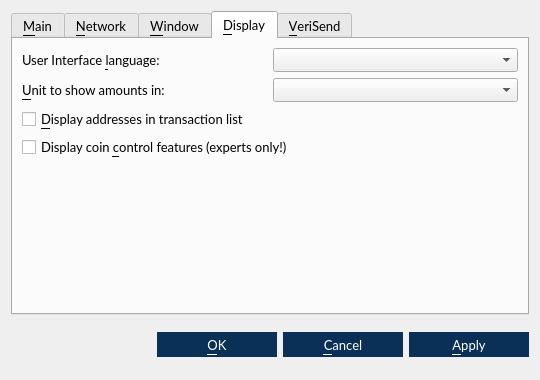
Qt form src/qt/forms/optionsdialog.ui (VeriConomy/vericoin) before a commit.
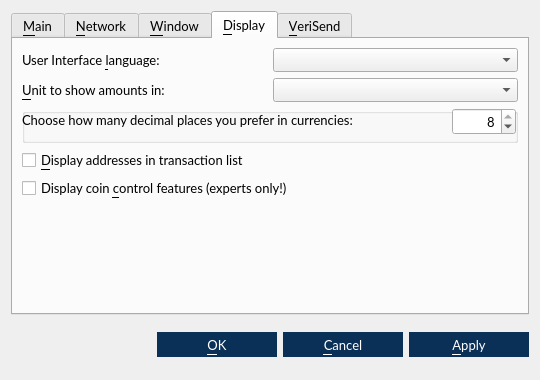
The same form after that commit. Custom widgets are drawn as their Qt base class.

Commit message: Deciml Place option

Patch:
```diff
--- a/src/qt/forms/optionsdialog.ui
+++ b/src/qt/forms/optionsdialog.ui
@@ -394,6 +394,81 @@
          </item>
         </layout>
        </item>
+       <item>
+        <widget class="QGroupBox" name="decimalGroupBox">
+         <property name="title">
+          <string/>
+         </property>
+         <widget class="QSpinBox" name="decimalPoints">
+          <property name="geometry">
+           <rect>
+            <x>430</x>
+            <y>0</y>
+            <width>64</width>
+            <height>27</height>
+           </rect>
+          </property>
+          <property name="sizePolicy">
+           <sizepolicy hsizetype="Preferred" vsizetype="Fixed">
+            <horstretch>0</horstretch>
+            <verstretch>0</verstretch>
+           </sizepolicy>
+          </property>
+          <property name="maximumSize">
+           <size>
+            <width>16777215</width>
+            <height>16777215</height>
+           </size>
+          </property>
+          <property name="toolTip">
+           <string>How many decimal places to display in currencies.</string>
+          </property>
+          <property name="alignment">
+           <set>Qt::AlignRight|Qt::AlignTrailing|Qt::AlignVCenter</set>
+          </property>
+          <property name="maximum">
+           <number>8</number>
+          </property>
+          <property name="value">
+           <number>8</number>
+          </property>
+         </widget>
+         <widget class="QLabel" name="decimalLabel">
+          <property name="geometry">
+           <rect>
+            <x>0</x>
+            <y>0</y>
+            <width>400</width>
+            <height>24</height>
+           </rect>
+          </property>
+          <property name="minimumSize">
+           <size>
+            <width>400</width>
+            <height>24</height>
+           </size>
+          </property>
+          <property name="maximumSize">
+           <size>
+            <width>0</width>
+            <height>0</height>
+           </size>
+          </property>
+          <property name="baseSize">
+           <size>
+            <width>0</width>
+            <height>0</height>
+           </size>
+          </property>
+          <property name="layoutDirection">
+           <enum>Qt::RightToLeft</enum>
+          </property>
+          <property name="text">
+           <string>Choose how many decimal places you prefer in currencies:</string>
+          </property>
+         </widget>
+        </widget>
+       </item>
        <item>
         <widget class="QCheckBox" name="displayAddresses">
          <property name="toolTip">
```
The commit also changes 18 other files.
